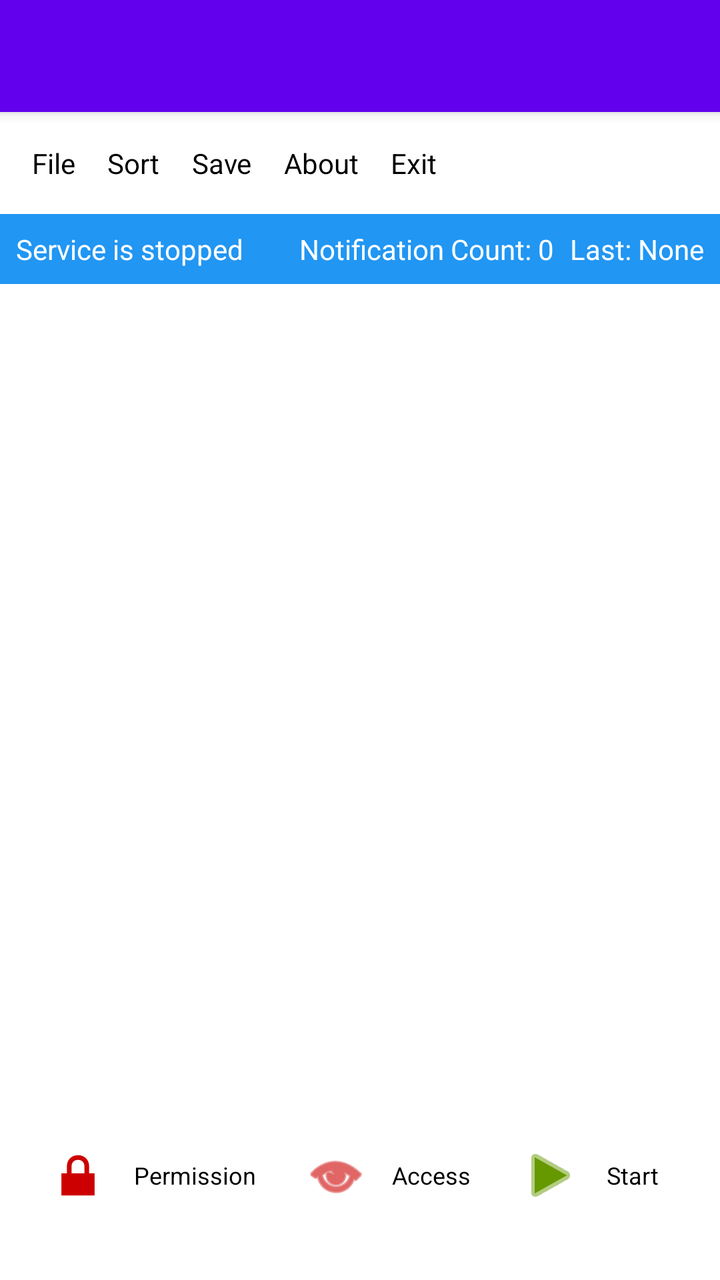
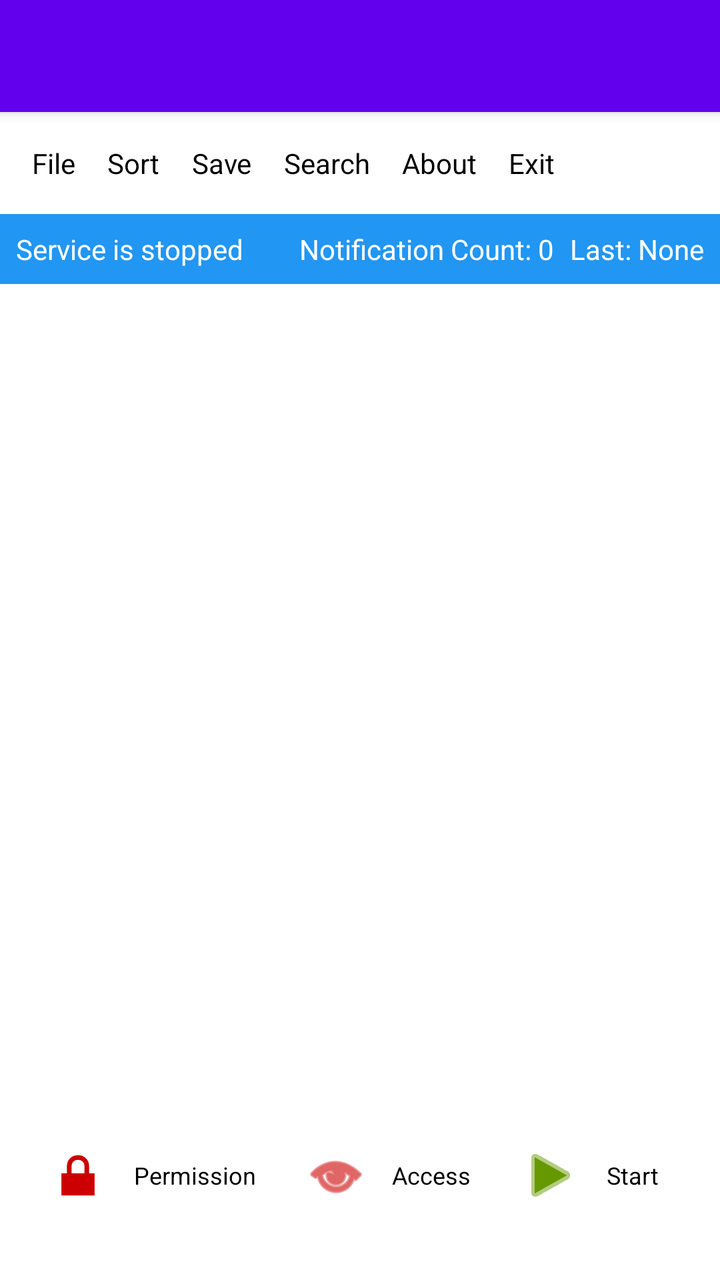

An Android layout rendered at two revisions. The XML below is the earlier revision; the diff shows what the commit changed to produce the second picture.
<!-- AndroidManifest.xml: activity theme Theme.NotificationLog -->
<!-- res/layout/activity_main.xml -->
<?xml version="1.0" encoding="utf-8"?>
<layout xmlns:android="http://schemas.android.com/apk/res/android"
    xmlns:app="http://schemas.android.com/apk/res-auto"
    xmlns:tools="http://schemas.android.com/tools">

    <androidx.constraintlayout.widget.ConstraintLayout
        android:layout_width="match_parent"
        android:layout_height="match_parent"
        android:background="?android:attr/colorBackground">

        <androidx.appcompat.widget.Toolbar
            android:id="@+id/toolbar"
            android:layout_width="match_parent"
            android:layout_height="wrap_content"
            android:minHeight="?attr/actionBarSize"
            android:background="?attr/colorPrimary"
            android:elevation="4dp"
            android:theme="@style/Theme.NotificationLog.AppBarOverlay"
            app:popupTheme="@style/Theme.NotificationLog.PopupOverlay"
            app:layout_constraintTop_toTopOf="parent" />

        
        <LinearLayout
            android:id="@+id/menu_bar"
            android:layout_width="match_parent"
            android:layout_height="wrap_content"
            android:orientation="horizontal"
            android:background="?attr/colorSurface"
            android:padding="8dp"
            app:layout_constraintTop_toBottomOf="@id/toolbar">

            <TextView
                android:id="@+id/menu_file"
                android:layout_width="wrap_content"
                android:layout_height="wrap_content"
                android:text="File"
                android:padding="8dp"
                android:textColor="?attr/colorOnSurface"
                android:background="?attr/selectableItemBackground" />

            <TextView
                android:id="@+id/menu_sort"
                android:layout_width="wrap_content"
                android:layout_height="wrap_content"
                android:text="Sort"
                android:padding="8dp"
                android:textColor="?attr/colorOnSurface"
                android:background="?attr/selectableItemBackground" />

            <TextView
                android:id="@+id/menu_save"
                android:layout_width="wrap_content"
                android:layout_height="wrap_content"
                android:text="Save"
                android:padding="8dp"
                android:textColor="?attr/colorOnSurface"
                android:background="?attr/selectableItemBackground" />

            <TextView
                android:id="@+id/menu_about"
                android:layout_width="wrap_content"
                android:layout_height="wrap_content"
                android:text="About"
                android:padding="8dp"
                android:textColor="?attr/colorOnSurface"
                android:background="?attr/selectableItemBackground" />

            <TextView
                android:id="@+id/menu_exit"
                android:layout_width="wrap_content"
                android:layout_height="wrap_content"
                android:text="Exit"
                android:padding="8dp"
                android:textColor="?attr/colorOnSurface"
                android:background="?attr/selectableItemBackground" />
        </LinearLayout>

        
        <LinearLayout
            android:id="@+id/status_container"
            android:layout_width="match_parent"
            android:layout_height="wrap_content"
            android:background="@color/blue_500"
            android:orientation="horizontal"
            android:padding="8dp"
            app:layout_constraintTop_toBottomOf="@id/menu_bar">

            <TextView
                android:id="@+id/tvServiceStatus"
                android:layout_width="0dp"
                android:layout_height="wrap_content"
                android:layout_weight="1"
                android:text="@string/service_stopped"
                android:textColor="@color/white"
                android:textSize="14sp" />

            <TextView
                android:id="@+id/tvNotificationCount"
                android:layout_width="wrap_content"
                android:layout_height="wrap_content"
                android:text="@string/notification_count_default"
                android:textColor="@color/white"
                android:textSize="14sp" />

            <TextView
                android:id="@+id/tvLastCaptured"
                android:layout_width="wrap_content"
                android:layout_height="wrap_content"
                android:layout_marginStart="8dp"
                android:text="@string/last_captured_none"
                android:textColor="@color/white"
                android:textSize="14sp" />
        </LinearLayout>

        <androidx.recyclerview.widget.RecyclerView
            android:id="@+id/notification_list"
            android:layout_width="match_parent"
            android:layout_height="0dp"
            app:layout_constraintTop_toBottomOf="@id/status_container"
            app:layout_constraintBottom_toTopOf="@id/button_container"
            tools:listitem="@layout/item_notification" />

        
        <LinearLayout
            android:id="@+id/button_container"
            android:layout_width="match_parent"
            android:layout_height="wrap_content"
            android:orientation="horizontal"
            android:gravity="center"
            android:padding="8dp"
            android:background="?attr/colorSurface"
            app:layout_constraintBottom_toBottomOf="parent">

            <LinearLayout
                android:layout_width="wrap_content"
                android:layout_height="wrap_content"
                android:orientation="horizontal"
                android:gravity="center_vertical"
                android:layout_margin="8dp">

                <ImageButton
                    android:id="@+id/btnRequestPermission"
                    android:layout_width="48dp"
                    android:layout_height="48dp"
                    android:src="@android:drawable/ic_lock_lock"
                    android:background="?attr/selectableItemBackgroundBorderless"
                    android:contentDescription="Permission"
                    android:scaleType="centerInside"
                    android:tint="@android:color/holo_red_dark" />

                <TextView
                    android:layout_width="wrap_content"
                    android:layout_height="wrap_content"
                    android:layout_marginStart="4dp"
                    android:text="Permission"
                    android:textColor="?attr/colorOnSurface"
                    android:textSize="12sp" />
            </LinearLayout>

            <LinearLayout
                android:layout_width="wrap_content"
                android:layout_height="wrap_content"
                android:orientation="horizontal"
                android:gravity="center_vertical"
                android:layout_margin="8dp">

                <ImageButton
                    android:id="@+id/btnEnableService"
                    android:layout_width="48dp"
                    android:layout_height="48dp"
                    android:src="@android:drawable/ic_menu_view"
                    android:background="?attr/selectableItemBackgroundBorderless"
                    android:contentDescription="Notification Access"
                    android:scaleType="centerInside"
                    android:tint="@android:color/holo_red_dark" />

                <TextView
                    android:layout_width="wrap_content"
                    android:layout_height="wrap_content"
                    android:layout_marginStart="4dp"
                    android:text="Access"
                    android:textColor="?attr/colorOnSurface"
                    android:textSize="12sp" />
            </LinearLayout>

            <LinearLayout
                android:layout_width="wrap_content"
                android:layout_height="wrap_content"
                android:orientation="horizontal"
                android:gravity="center_vertical"
                android:layout_margin="8dp">

                <ImageButton
                    android:id="@+id/btnCapture"
                    android:layout_width="48dp"
                    android:layout_height="48dp"
                    android:src="@android:drawable/ic_media_play"
                    android:background="?attr/selectableItemBackgroundBorderless"
                    android:contentDescription="Capture"
                    android:scaleType="centerInside"
                    android:tint="@android:color/holo_green_dark" />

                <TextView
                    android:id="@+id/tvCaptureLabel"
                    android:layout_width="wrap_content"
                    android:layout_height="wrap_content"
                    android:layout_marginStart="4dp"
                    android:text="Start"
                    android:textColor="?attr/colorOnSurface"
                    android:textSize="12sp" />
            </LinearLayout>

            <LinearLayout
                android:layout_width="wrap_content"
                android:layout_height="wrap_content"
                android:orientation="horizontal"
                android:gravity="center_vertical"
                android:layout_margin="8dp">

                <ImageButton
                    android:id="@+id/btnClear"
                    android:layout_width="48dp"
                    android:layout_height="48dp"
                    android:src="@android:drawable/ic_menu_delete"
                    android:background="?attr/selectableItemBackgroundBorderless"
                    android:contentDescription="Clear All"
                    android:scaleType="centerInside" />

                <TextView
                    android:layout_width="wrap_content"
                    android:layout_height="wrap_content"
                    android:layout_marginStart="4dp"
                    android:text="Clear"
                    android:textColor="?attr/colorOnSurface"
                    android:textSize="12sp" />
            </LinearLayout>
        </LinearLayout>

    </androidx.constraintlayout.widget.ConstraintLayout>
</layout>
<!-- res/layout/item_notification.xml (included above) -->
<?xml version="1.0" encoding="utf-8"?>
<layout xmlns:android="http://schemas.android.com/apk/res/android"
    xmlns:app="http://schemas.android.com/apk/res-auto">

    <data>
        <variable
            name="notification"
            type="com.notificationlog.model.NotificationItem" />
    </data>

    <androidx.constraintlayout.widget.ConstraintLayout
        android:layout_width="match_parent"
        android:layout_height="wrap_content"
        android:padding="8dp"
        android:background="?attr/selectableItemBackground">

        <TextView
            android:id="@+id/textAppName"
            android:layout_width="0dp"
            android:layout_height="wrap_content"
            android:text="@{notification.appName}"
            android:textStyle="bold"
            android:textSize="14sp"
            android:textColor="@color/black"
            app:layout_constraintStart_toStartOf="parent"
            app:layout_constraintTop_toTopOf="parent"
            app:layout_constraintEnd_toStartOf="@+id/textDate"
            app:layout_constraintWidth_percent="0.6" />

        <TextView
            android:id="@+id/textDate"
            android:layout_width="wrap_content"
            android:layout_height="wrap_content"
            android:textSize="12sp"
            android:textColor="@android:color/darker_gray"
            app:layout_constraintEnd_toEndOf="parent"
            app:layout_constraintTop_toTopOf="parent"
            app:layout_constraintBottom_toBottomOf="@+id/textAppName" />

        <TextView
            android:id="@+id/textTitle"
            android:layout_width="0dp"
            android:layout_height="wrap_content"
            android:text="@{notification.title}"
            android:textSize="14sp"
            android:maxLines="1"
            android:ellipsize="end"
            android:layout_marginTop="4dp"
            app:layout_constraintStart_toStartOf="parent"
            app:layout_constraintEnd_toStartOf="@+id/btnDelete"
            app:layout_constraintTop_toBottomOf="@+id/textAppName" />

        <ImageButton
            android:id="@+id/btnDelete"
            android:layout_width="32dp"
            android:layout_height="32dp"
            android:src="@android:drawable/ic_menu_delete"
            android:background="?attr/selectableItemBackgroundBorderless"
            android:contentDescription="Delete"
            android:tint="@android:color/darker_gray"
            app:layout_constraintEnd_toEndOf="parent"
            app:layout_constraintTop_toBottomOf="@+id/textDate"
            app:layout_constraintBottom_toBottomOf="parent" />

        
        <View
            android:layout_width="match_parent"
            android:layout_height="1dp"
            android:background="#E0E0E0"
            android:layout_marginTop="8dp"
            app:layout_constraintTop_toBottomOf="@+id/textTitle" />

    </androidx.constraintlayout.widget.ConstraintLayout>
</layout>
<!-- resources referenced by this layout -->
<resources>
  <color name="black">#FF000000</color>
  <color name="blue_500">#2196F3</color>
  <color name="white">#FFFFFFFF</color>
  <string name="last_captured_none">Last: None</string>
  <string name="notification_count_default">Notification Count: 0</string>
  <string name="service_stopped">Service is stopped</string>
  <style name="Theme.NotificationLog.AppBarOverlay" parent="ThemeOverlay.MaterialComponents.Dark.ActionBar" />
  <style name="Theme.NotificationLog.PopupOverlay" parent="ThemeOverlay.MaterialComponents.Light" />
  <style name="Theme.NotificationLog" parent="Theme.MaterialComponents.DayNight.NoActionBar">
          
          <item name="colorPrimary">@color/purple_500</item>
          <item name="colorPrimaryVariant">@color/purple_700</item>
          <item name="colorOnPrimary">@color/white</item>
          
          <item name="colorSecondary">@color/teal_200</item>
          <item name="colorSecondaryVariant">@color/teal_700</item>
          <item name="colorOnSecondary">@color/black</item>
          
          
      </style>
  <color name="purple_500">#FF6200EE</color>
  <color name="purple_700">#FF3700B3</color>
  <color name="teal_200">#FF03DAC5</color>
  <color name="teal_700">#FF018786</color>
</resources>

<!-- the commit's change to res/layout/activity_main.xml (unified diff, before → after) -->
@@ -57,6 +57,15 @@
                 android:background="?attr/selectableItemBackground" />
 
             <TextView
+                android:id="@+id/menu_search"
+                android:layout_width="wrap_content"
+                android:layout_height="wrap_content"
+                android:text="@string/search"
+                android:padding="8dp"
+                android:textColor="?attr/colorOnSurface"
+                android:background="?attr/selectableItemBackground" />
+
+            <TextView
                 android:id="@+id/menu_about"
                 android:layout_width="wrap_content"
                 android:layout_height="wrap_content"
@@ -73,6 +82,44 @@
                 android:padding="8dp"
                 android:textColor="?attr/colorOnSurface"
                 android:background="?attr/selectableItemBackground" />
+        </LinearLayout>
+
+        
+        <LinearLayout
+            android:id="@+id/search_container"
+            android:layout_width="match_parent"
+            android:layout_height="wrap_content"
+            android:orientation="horizontal"
+            android:gravity="center_vertical"
+            android:background="?attr/colorSurface"
+            android:paddingStart="8dp"
+            android:paddingEnd="4dp"
+            android:visibility="gone"
+            app:layout_constraintTop_toBottomOf="@id/menu_bar">
+
+            <EditText
+                android:id="@+id/search_input"
+                android:layout_width="0dp"
+                android:layout_height="wrap_content"
+                android:layout_weight="1"
+                android:hint="@string/search_hint"
+                android:inputType="text"
+                android:imeOptions="actionSearch"
+                android:importantForAutofill="no"
+                android:maxLines="1"
+                android:textSize="14sp"
+                android:textColor="?attr/colorOnSurface"
+                android:textColorHint="?android:attr/textColorHint" />
+
+            <ImageButton
+                android:id="@+id/search_clear"
+                android:layout_width="40dp"
+                android:layout_height="40dp"
+                android:src="@android:drawable/ic_menu_close_clear_cancel"
+                android:background="?attr/selectableItemBackgroundBorderless"
+                android:contentDescription="@string/search_clear"
+                android:scaleType="centerInside"
+                app:tint="?attr/colorOnSurface" />
         </LinearLayout>
 
         
@@ -83,7 +130,7 @@
             android:background="@color/blue_500"
             android:orientation="horizontal"
             android:padding="8dp"
-            app:layout_constraintTop_toBottomOf="@id/menu_bar">
+            app:layout_constraintTop_toBottomOf="@id/search_container">
 
             <TextView
                 android:id="@+id/tvServiceStatus"
@@ -146,7 +193,7 @@
                     android:background="?attr/selectableItemBackgroundBorderless"
                     android:contentDescription="Permission"
                     android:scaleType="centerInside"
-                    android:tint="@android:color/holo_red_dark" />
+                    app:tint="@android:color/holo_red_dark" />
 
                 <TextView
                     android:layout_width="wrap_content"
@@ -172,7 +219,7 @@
                     android:background="?attr/selectableItemBackgroundBorderless"
                     android:contentDescription="Notification Access"
                     android:scaleType="centerInside"
-                    android:tint="@android:color/holo_red_dark" />
+                    app:tint="@android:color/holo_red_dark" />
 
                 <TextView
                     android:layout_width="wrap_content"
@@ -198,7 +245,7 @@
                     android:background="?attr/selectableItemBackgroundBorderless"
                     android:contentDescription="Capture"
                     android:scaleType="centerInside"
-                    android:tint="@android:color/holo_green_dark" />
+                    app:tint="@android:color/holo_green_dark" />
 
                 <TextView
                     android:id="@+id/tvCaptureLabel"
@@ -298,7 +345,7 @@
             android:src="@android:drawable/ic_menu_delete"
             android:background="?attr/selectableItemBackgroundBorderless"
             android:contentDescription="Delete"
-            android:tint="@android:color/darker_gray"
+            app:tint="@android:color/darker_gray"
             app:layout_constraintEnd_toEndOf="parent"
             app:layout_constraintTop_toBottomOf="@+id/textDate"
             app:layout_constraintBottom_toBottomOf="parent" />
<!-- resource entries referenced after the edit -->
@@ -5,6 +5,9 @@
   <color name="white">#FFFFFFFF</color>
   <string name="last_captured_none">Last: None</string>
   <string name="notification_count_default">Notification Count: 0</string>
+  <string name="search">Search</string>
+  <string name="search_clear">Clear search</string>
+  <string name="search_hint">Search app, title or text</string>
   <string name="service_stopped">Service is stopped</string>
   <style name="Theme.NotificationLog.AppBarOverlay" parent="ThemeOverlay.MaterialComponents.Dark.ActionBar" />
   <style name="Theme.NotificationLog.PopupOverlay" parent="ThemeOverlay.MaterialComponents.Light" />
